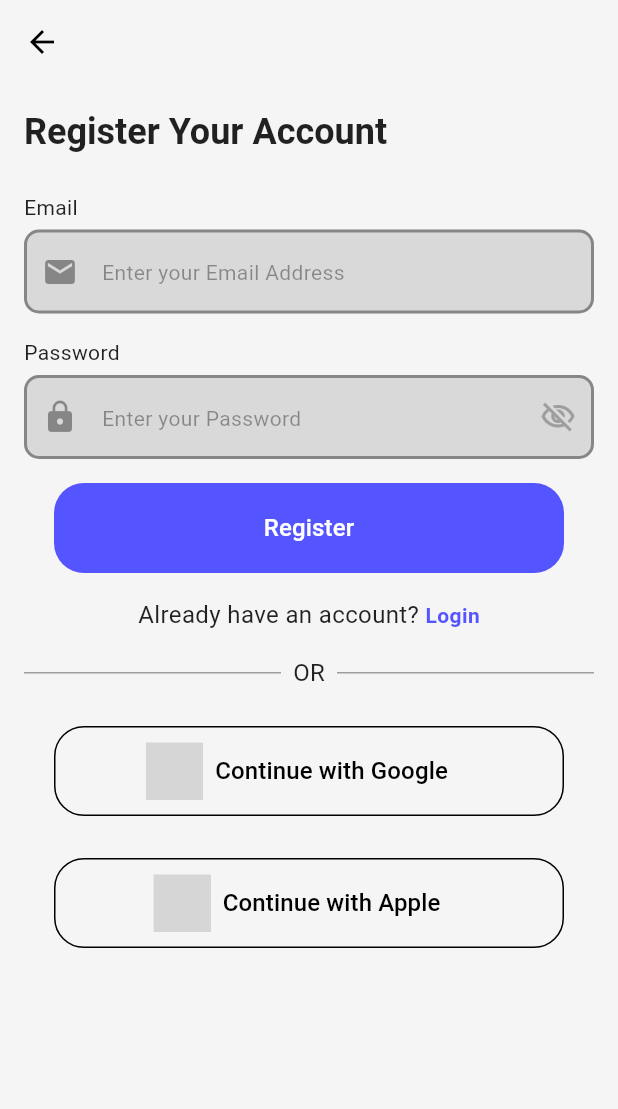
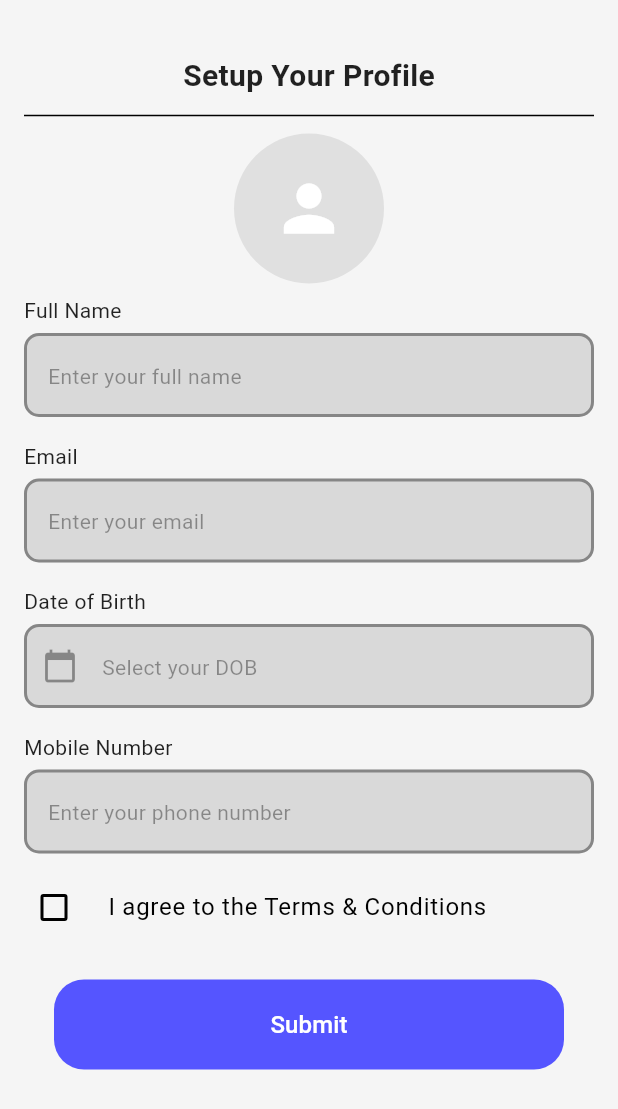
Before and after one commit to Trexxo-in/Trexxo-client, a Flutter app: the RegisterScreen screen opened by its route, after a tap on "Continue with Google", on a phone screen of 412 x 824 dp. Shown: the top 1109 px of the screen. Run offline on Flutter 3.47's test engine with Material 3 defaults, Android fonts, the phone set to English and light mode, and no system bars; our stand-ins replace cloud_firestore, firebase_auth, firebase_core, flutter_bloc, hydrated_bloc, icons_plus; accounts and stored records are empty; network calls fail; grey boxes are pictures that could not be loaded.

Commit message:
register and add data to firestore

```diff
--- a/lib/screens/auth/profile_setup_screen.dart
+++ b/lib/screens/auth/profile_setup_screen.dart
@@ -0,0 +1,193 @@
+import 'package:cloud_firestore/cloud_firestore.dart';
+import 'package:firebase_auth/firebase_auth.dart';
+import 'package:flutter/material.dart';
+import 'package:flutter/services.dart';
+import 'package:flutter_bloc/flutter_bloc.dart';
+import 'package:intl/intl.dart';
+import 'package:trexxo_mobility/blocs/auth/auth_bloc.dart';
+import 'package:trexxo_mobility/blocs/auth/auth_event.dart';
+import 'package:trexxo_mobility/utils/constants.dart';
+import 'package:trexxo_mobility/widgets/custom_snackbar.dart';
+
+import 'package:trexxo_mobility/widgets/custom_text_buttons.dart';
+import 'package:trexxo_mobility/widgets/custom_text_fields.dart';
+
+class ProfileSetupScreen extends StatefulWidget {
+  const ProfileSetupScreen({super.key});
+
+  @override
+  State<ProfileSetupScreen> createState() => _ProfileSetupScreenState();
+}
+
+class _ProfileSetupScreenState extends State<ProfileSetupScreen> {
+  final _nameController = TextEditingController();
+  final _emailController = TextEditingController();
+  final _dobController = TextEditingController();
+  final _mobileController = TextEditingController();
+  bool _agreedToTnC = false;
+  User? user;
+
+  @override
+  void initState() {
+    // TODO: implement initState
+    super.initState();
+    user = FirebaseAuth.instance.currentUser;
+    _emailController.text = user?.email ?? '';
+  }
+
+  @override
+  void dispose() {
+    _nameController.dispose();
+    _emailController.dispose();
+    _dobController.dispose();
+    _mobileController.dispose();
+    super.dispose();
+  }
+
+  Future<void> _selectDOB(BuildContext context) async {
+    final pickedDate = await showDatePicker(
+      context: context,
+      initialDate: DateTime(2000),
+      firstDate: DateTime(1900),
+      lastDate: DateTime.now(),
+    );
+
+    if (pickedDate != null) {
+      _dobController.text = DateFormat('yyyy-MM-dd').format(pickedDate);
+    }
+  }
+
+  void _submitProfile() async {
+    if (_nameController.text.isEmpty ||
+        _emailController.text.isEmpty ||
+        _dobController.text.isEmpty ||
+        _mobileController.text.isEmpty ||
+        !_agreedToTnC) {
+      showSnackBar(
+        context,
+        'Please complete all fields and accept terms.',
+        error: true,
+      );
+
+      return;
+    }
+
+    final ref = FirebaseFirestore.instance.collection('users').doc(user!.uid);
+    await ref.update({
+      'name': _nameController.text.trim(),
+      'dob': _dobController.text.trim(),
+      'mobile': _mobileController.text.trim(),
+      'agreedToTnC': _agreedToTnC,
+    });
+
+    if (!mounted) return;
+    Navigator.pushNamedAndRemoveUntil(context, homeRoute, (route) => false);
+
+    showSnackBar(context, 'Profile setup completed!');
+  }
+
+  @override
+  Widget build(BuildContext context) {
+    const fieldPadding = EdgeInsets.symmetric(vertical: 8.0);
+
+    return Scaffold(
+      body: Stack(
+        children: [
+          SafeArea(
+            child: Padding(
+              padding: const EdgeInsets.all(16),
+              child: SingleChildScrollView(
+                child: Column(
+                  crossAxisAlignment: CrossAxisAlignment.center,
+                  children: [
+                    const SizedBox(height: 20),
+                    const Text(
+                      'Setup Your Profile',
+                      style: TextStyle(
+                        fontSize: 20,
+                        fontWeight: FontWeight.bold,
+                      ),
+                    ),
+                    const Divider(height: 24),
+                    Container(
+                      width: 100,
+                      height: 100,
+                      decoration: BoxDecoration(
+                        shape: BoxShape.circle,
+                        color: Colors.grey[300],
+                      ),
+                      child: const Icon(
+                        Icons.person,
+                        size: 50,
+                        color: Colors.white,
+                      ),
+                    ),
+                    Padding(
+                      padding: fieldPadding,
+                      child: CustomTextField(
+                        label: 'Full Name',
+                        hintText: 'Enter your full name',
+                        controller: _nameController,
+                        keyboardType: TextInputType.name,
+                      ),
+                    ),
+                    Padding(
+                      padding: fieldPadding,
+                      child: CustomTextField(
+                        label: 'Email',
+                        hintText: 'Enter your email',
+                        controller: _emailController,
+                        keyboardType: TextInputType.emailAddress,
+                      ),
+                    ),
+                    Padding(
+                      padding: fieldPadding,
+                      child: GestureDetector(
+                        onTap: () => _selectDOB(context),
+                        child: AbsorbPointer(
+                          child: CustomTextField(
+                            label: 'Date of Birth',
+                            hintText: 'Select your DOB',
+                            controller: _dobController,
+                            prefixIcon: Icons.calendar_today,
+                          ),
+                        ),
+                      ),
+                    ),
+                    Padding(
+                      padding: fieldPadding,
+                      child: CustomTextField(
+                        label: 'Mobile Number',
+                        hintText: 'Enter your phone number',
+                        controller: _mobileController,
+                        keyboardType: TextInputType.phone,
+                        inputFormatters: [
+                          FilteringTextInputFormatter.digitsOnly,
+                          LengthLimitingTextInputFormatter(10),
+                        ],
+                      ),
+                    ),
+                    CheckboxListTile(
+                      contentPadding: EdgeInsets.zero,
+                      title: const Text('I agree to the Terms & Conditions'),
+                      value: _agreedToTnC,
+                      onChanged:
+                          (value) =>
+                              setState(() => _agreedToTnC = value ?? false),
+                      controlAffinity: ListTileControlAffinity.leading,
+                    ),
+                    const SizedBox(height: 20),
+                    AuthButton(onPressed: _submitProfile, label: 'Submit'),
+                  ],
+                ),
+              ),
+            ),
+          ),
+
+          // // back button
+          // backIconButton(context),
+        ],
+      ),
+    );
+  }
+}
--- a/lib/screens/auth/register_screen.dart
+++ b/lib/screens/auth/register_screen.dart
@@ -1,4 +1,5 @@
 import 'package:firebase_auth/firebase_auth.dart';
+import 'package:cloud_firestore/cloud_firestore.dart';
 import 'package:flutter/material.dart';
 import 'package:flutter_bloc/flutter_bloc.dart';
 import 'package:icons_plus/icons_plus.dart';
@@ -7,13 +8,14 @@ import 'package:trexxo_mobility/blocs/auth/auth_event.dart';
 import 'package:trexxo_mobility/services/auth_service.dart';
 import 'package:trexxo_mobility/utils/constants.dart';
 import 'package:trexxo_mobility/widgets/custom_dividers.dart';
+import 'package:trexxo_mobility/widgets/custom_icon_buttons.dart';
 import 'package:trexxo_mobility/widgets/custom_snackbar.dart';
 import 'package:trexxo_mobility/widgets/custom_text_buttons.dart';
 import 'package:trexxo_mobility/widgets/custom_text_fields.dart';
 import 'package:trexxo_mobility/widgets/verification_laoder.dart';
 
 class RegisterScreen extends StatefulWidget {
-  const RegisterScreen({Key? key}) : super(key: key);
+  const RegisterScreen({super.key});
 
   @override
   State<RegisterScreen> createState() => _RegisterScreenState();
@@ -45,9 +47,22 @@ class _RegisterScreenState extends State<RegisterScreen> {
         await authService.sendEmailVerification();
         final verified = await _waitForEmailVerification(user);
 
+        final ref = FirebaseFirestore.instance
+            .collection('users')
+            .doc(user.uid);
+
+        await ref.set({
+          'uid': user.uid,
+          'email': user.email,
+          'emailVerified': user.emailVerified,
+          'createdAt': FieldValue.serverTimestamp(),
+        });
+
         if (verified && mounted) {
+          await ref.update({'emailVerified': user.emailVerified});
+
           context.read<AuthBloc>().add(LoggedIn());
-          Navigator.pop(context);
+          Navigator.pushReplacementNamed(context, profileSetupRoute);
           showSnackBar(context, 'Email verified successfully!');
         }
       }
@@ -119,15 +134,9 @@ class _RegisterScreenState extends State<RegisterScreen> {
                   keyboardType: TextInputType.visiblePassword,
                   prefixIcon: Icons.lock,
                   obscureText: obscureText,
-                  suffixIcon: IconButton(
-                    icon: Icon(
-                      obscureText
-                          ? Icons.visibility_off_outlined
-                          : Icons.remove_red_eye_outlined,
-                    ),
-                    onPressed: () {
-                      setState(() => obscureText = !obscureText);
-                    },
+                  suffixIcon: VisibilityIconButton(
+                    obscureText: obscureText,
+                    onPressed: () => setState(() => obscureText = !obscureText),
                   ),
                 ),
                 const SizedBox(height: 16),
@@ -145,9 +154,7 @@ class _RegisterScreenState extends State<RegisterScreen> {
                     ClickableTextSpanRow(
                       text: 'Already have an account? ',
                       actionText: 'Login',
-                      onTap: () {
-                        Navigator.pushReplacementNamed(context, loginRoute);
-                      },
+                      onTap: () {},
                     ),
                   ],
                 ),
@@ -160,7 +167,7 @@ class _RegisterScreenState extends State<RegisterScreen> {
                   icon: Brand(Brands.google),
                   label: 'Continue with Google',
                   onPressed: () {
-                    // Google register logic
+                    Navigator.pushReplacementNamed(context, profileSetupRoute);
                   },
                 ),
                 const SizedBox(height: 12),
--- a/lib/utils/constants.dart
+++ b/lib/utils/constants.dart
@@ -1,4 +1,5 @@
 import 'package:flutter/material.dart';
+import 'package:trexxo_mobility/screens/auth/profile_setup_screen.dart';
 import 'package:trexxo_mobility/screens/auth/reset_password.dart';
 import 'package:trexxo_mobility/screens/auth/login_screen.dart';
 import 'package:trexxo_mobility/screens/auth/register_screen.dart';
@@ -9,6 +10,7 @@ Map<String, Widget Function(BuildContext)> routes = {
   loginRoute: (context) => const LoginScreen(),
   registerRoute: (context) => const RegisterScreen(),
   resetPassRoute: (context) => const ResetPasswordScreen(),
+  profileSetupRoute: (context) => const ProfileSetupScreen(),
 };
 
 // routes
@@ -16,6 +18,7 @@ const homeRoute = '/home/';
 const loginRoute = '/login/';
 const registerRoute = '/register/';
 const resetPassRoute = '/reset-password/';
+const profileSetupRoute = '/profile-setup/';
 
 // constants
 class StringConstants {
--- a/lib/utils/theme.dart
+++ b/lib/utils/theme.dart
@@ -16,6 +16,12 @@ ThemeData lightTheme = ThemeData(
     onSecondary: Colors.white,
   ),
   iconTheme: const IconThemeData(color: Colors.black87),
+  iconButtonTheme: const IconButtonThemeData(
+    style: ButtonStyle(
+      backgroundColor: WidgetStatePropertyAll(primaryColor),
+      iconColor: WidgetStatePropertyAll(Colors.white),
+    ),
+  ),
   appBarTheme: const AppBarTheme(
     backgroundColor: Colors.transparent,
     foregroundColor: Colors.black,
@@ -57,6 +63,13 @@ ThemeData darkTheme = ThemeData(
     onPrimary: Colors.white,
     onSecondary: Colors.white,
   ),
+  iconButtonTheme: const IconButtonThemeData(
+    style: ButtonStyle(
+      backgroundColor: WidgetStatePropertyAll(primaryColor),
+      iconColor: WidgetStatePropertyAll(Colors.black87),
+      iconSize: WidgetStatePropertyAll(24.0),
+    ),
+  ),
   appBarTheme: const AppBarTheme(
     backgroundColor: Colors.transparent,
     foregroundColor: Colors.white,
--- /dev/null
+++ b/lib/widgets/custom_icon_buttons.dart
@@ -0,0 +1,41 @@
+import 'package:flutter/material.dart';
+import 'package:trexxo_mobility/utils/theme.dart';
+
+Widget backIconButton(BuildContext context) {
+  return Positioned(
+    top: 40,
+    left: 8,
+    child: IconButton(
+      icon: Icon(Icons.arrow_back_ios_new_rounded),
+      iconSize: 24.0,
+      onPressed: () => Navigator.pop(context),
+    ),
+  );
+}
+
+class VisibilityIconButton extends StatelessWidget {
+  final bool obscureText;
+  final VoidCallback onPressed;
+  const VisibilityIconButton({
+    super.key,
+    required this.obscureText,
+    required this.onPressed,
+  });
+
+  @override
+  Widget build(BuildContext context) {
+    return IconButton(
+      style: IconButton.styleFrom(
+        iconSize: 24,
+        backgroundColor: Colors.transparent,
+      ),
+      icon: Icon(
+        obscureText
+            ? Icons.visibility_off_outlined
+            : Icons.remove_red_eye_outlined,
+        color: primaryColor,
+      ),
+      onPressed: onPressed,
+    );
+  }
+}
--- a/pubspec.yaml
+++ b/pubspec.yaml
@@ -24,6 +24,7 @@ dependencies:
   path_provider: ^2.1.5
   firebase_auth: ^5.5.4
   icons_plus: ^5.0.0
+  cloud_firestore: ^5.6.8
 
 dev_dependencies:
   flutter_test:
```
Also changed, not shown: lib/models/address_model.dart (added, +31 -0 lines), lib/models/user_model.dart (+80 -0 lines), lib/screens/auth/login_screen.dart (+4 -9 lines), pubspec.lock, 6 other files.
